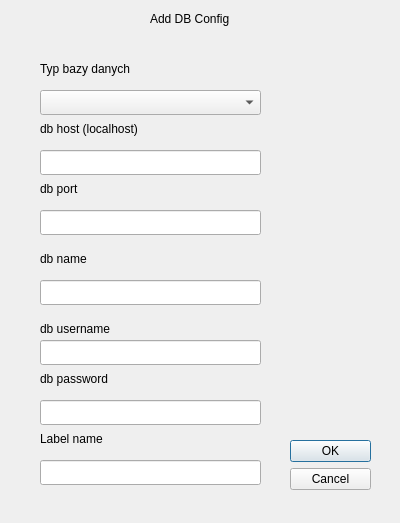
Qt form views/showFormAddDb.ui (dsamsoniuk/db_manager) before a commit.
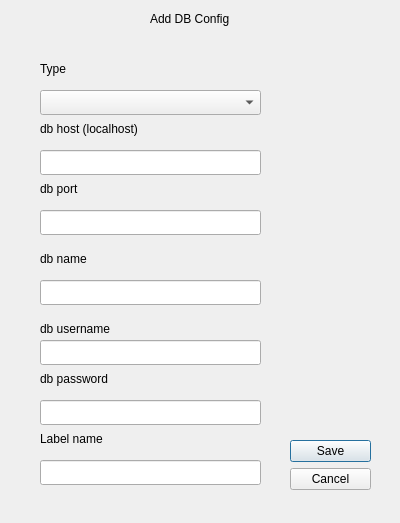
The same form after that commit.

The edit to the form file:
```diff
--- a/views/showFormAddDb.ui
+++ b/views/showFormAddDb.ui
@@ -26,7 +26,7 @@
     <enum>Qt::Vertical</enum>
    </property>
    <property name="standardButtons">
-    <set>QDialogButtonBox::Cancel|QDialogButtonBox::Ok</set>
+    <set>QDialogButtonBox::Cancel|QDialogButtonBox::Save</set>
    </property>
   </widget>
   <widget class="QLabel" name="label">
@@ -53,7 +53,7 @@
     </rect>
    </property>
    <property name="text">
-    <string>Typ bazy danych</string>
+    <string>Type</string>
    </property>
   </widget>
   <widget class="QComboBox" name="comboBox">
```
Left out of the diff: 7 changed lines with no effect on the pictures.
